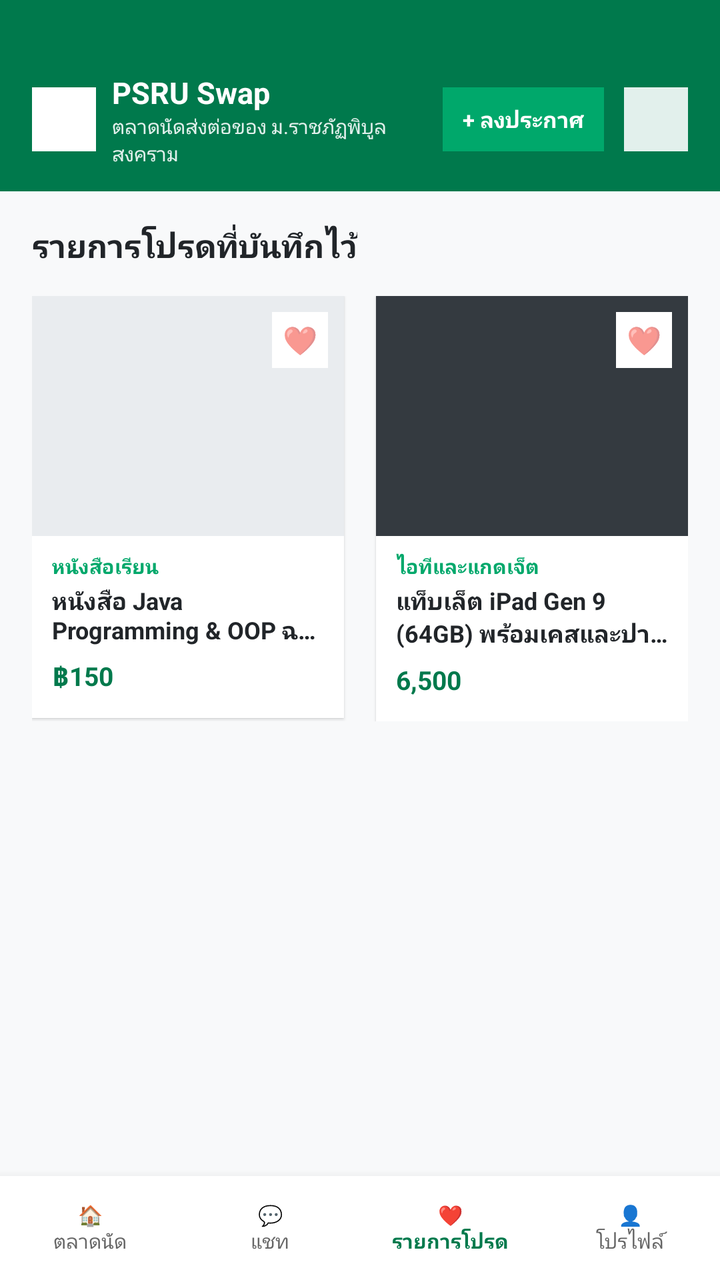
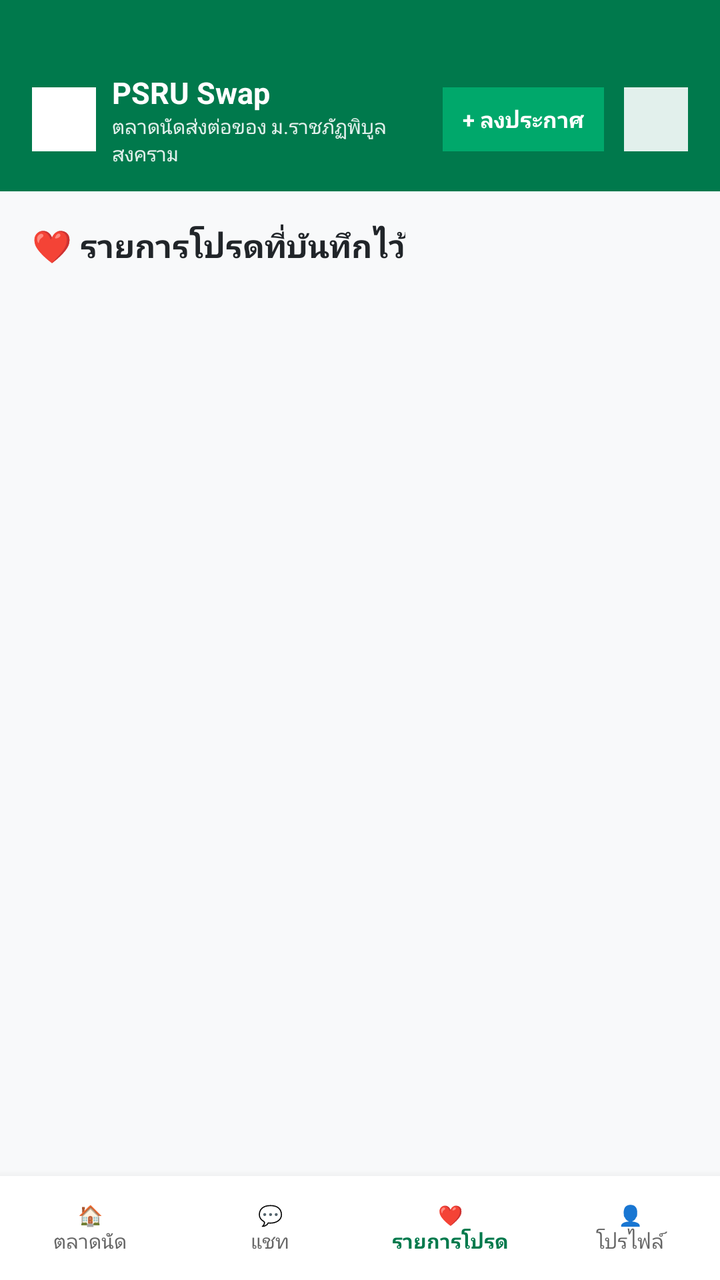

Two renders of the same Android screen: before a commit and after it. Below are the layout's source before the change and the commit's diff.
<!-- AndroidManifest.xml: application theme Theme.AppCompat.Light.NoActionBar -->
<!-- res/layout/activity_favorite.xml -->
<?xml version="1.0" encoding="utf-8"?>
<LinearLayout xmlns:android="http://schemas.android.com/apk/res/android"
    android:layout_width="match_parent"
    android:layout_height="match_parent"
    android:background="#F8F9FA"
    android:orientation="vertical">

    
    <LinearLayout
        android:layout_width="match_parent"
        android:layout_height="wrap_content"
        android:background="#00794C"
        android:gravity="center_vertical"
        android:paddingHorizontal="16dp"
        android:paddingTop="36dp"
        android:paddingBottom="12dp">

        <LinearLayout
            android:layout_width="0dp"
            android:layout_height="wrap_content"
            android:layout_weight="1"
            android:gravity="center_vertical"
            android:orientation="horizontal">

            <View
                android:layout_width="32dp"
                android:layout_height="32dp"
                android:background="#FFFFFF" />

            <LinearLayout
                android:layout_width="wrap_content"
                android:layout_height="wrap_content"
                android:layout_marginLeft="8dp"
                android:orientation="vertical">

                <TextView
                    android:layout_width="wrap_content"
                    android:layout_height="wrap_content"
                    android:text="PSRU Swap"
                    android:textColor="#FFFFFF"
                    android:textSize="15sp"
                    android:textStyle="bold" />

                <TextView
                    android:layout_width="wrap_content"
                    android:layout_height="wrap_content"
                    android:text="ตลาดนัดส่งต่อของ ม.ราชภัฏพิบูลสงคราม"
                    android:textColor="#E2F0EC"
                    android:textSize="10sp" />
            </LinearLayout>
        </LinearLayout>

        <TextView
            android:layout_width="wrap_content"
            android:layout_height="32dp"
            android:layout_marginRight="10dp"
            android:background="#00A86B"
            android:gravity="center"
            android:paddingHorizontal="10dp"
            android:text="+ ลงประกาศ"
            android:textColor="#FFFFFF"
            android:textSize="11sp"
            android:textStyle="bold" />

        <View
            android:layout_width="32dp"
            android:layout_height="32dp"
            android:background="#E2F0EC" />
    </LinearLayout>

    
    <ScrollView
        android:layout_width="match_parent"
        android:layout_height="0dp"
        android:layout_weight="1"
        android:padding="16dp">

        <LinearLayout
            android:layout_width="match_parent"
            android:layout_height="wrap_content"
            android:orientation="vertical">

            <TextView
                android:layout_width="wrap_content"
                android:layout_height="wrap_content"
                android:layout_marginBottom="14dp"
                android:text="รายการโปรดที่บันทึกไว้"
                android:textColor="#212529"
                android:textSize="16sp"
                android:textStyle="bold" />

            
            <LinearLayout
                android:layout_width="match_parent"
                android:layout_height="wrap_content"
                android:orientation="horizontal">

                
                <LinearLayout
                    android:layout_width="0dp"
                    android:layout_height="wrap_content"
                    android:layout_weight="1"
                    android:layout_marginRight="8dp"
                    android:background="#FFFFFF"
                    android:elevation="1dp"
                    android:orientation="vertical"
                    android:paddingBottom="12dp">

                    <FrameLayout
                        android:layout_width="match_parent"
                        android:layout_height="120dp"
                        android:background="#E9ECEF">

                        <TextView
                            android:layout_width="28dp"
                            android:layout_height="28dp"
                            android:layout_gravity="top|end"
                            android:layout_margin="8dp"
                            android:background="#FFFFFF"
                            android:gravity="center"
                            android:text="❤️"
                            android:textSize="14sp" />
                    </FrameLayout>

                    <LinearLayout
                        android:layout_width="match_parent"
                        android:layout_height="wrap_content"
                        android:orientation="vertical"
                        android:paddingHorizontal="10dp"
                        android:paddingTop="8dp">

                        <TextView
                            android:layout_width="wrap_content"
                            android:layout_height="wrap_content"
                            android:text="หนังสือเรียน"
                            android:textColor="#00A86B"
                            android:textSize="10sp"
                            android:textStyle="bold" />

                        <TextView
                            android:layout_width="match_parent"
                            android:layout_height="wrap_content"
                            android:layout_marginTop="2dp"
                            android:ellipsize="end"
                            android:maxLines="2"
                            android:text="หนังสือ Java Programming &amp; OOP ฉบับสมบูรณ์"
                            android:textColor="#212529"
                            android:textSize="12sp"
                            android:textStyle="bold" />

                        <TextView
                            android:layout_width="wrap_content"
                            android:layout_height="wrap_content"
                            android:layout_marginTop="6dp"
                            android:text="฿150"
                            android:textColor="#00794C"
                            android:textSize="13sp"
                            android:textStyle="bold" />
                    </LinearLayout>
                </LinearLayout>

                
                <LinearLayout
                    android:layout_width="0dp"
                    android:layout_height="wrap_content"
                    android:layout_weight="1"
                    android:layout_marginLeft="8dp"
                    android:background="#FFFFFF"
                    android:elevation="1dp"
                    android:orientation="vertical"
                    android:paddingBottom="12dp">

                    <FrameLayout
                        android:layout_width="match_parent"
                        android:layout_height="120dp"
                        android:background="#343A40">

                        <TextView
                            android:layout_width="28dp"
                            android:layout_height="28dp"
                            android:layout_gravity="top|end"
                            android:layout_margin="8dp"
                            android:background="#FFFFFF"
                            android:gravity="center"
                            android:text="❤️"
                            android:textSize="14sp" />
                    </FrameLayout>

                    <LinearLayout
                        android:layout_width="match_parent"
                        android:layout_height="wrap_content"
                        android:orientation="vertical"
                        android:paddingHorizontal="10dp"
                        android:paddingTop="8dp">

                        <TextView
                            android:layout_width="wrap_content"
                            android:layout_height="wrap_content"
                            android:text="ไอทีและแกดเจ็ต"
                            android:textColor="#00A86B"
                            android:textSize="10sp"
                            android:textStyle="bold" />

                        <TextView
                            android:layout_width="match_parent"
                            android:layout_height="wrap_content"
                            android:layout_marginTop="2dp"
                            android:ellipsize="end"
                            android:maxLines="2"
                            android:text="แท็บเล็ต iPad Gen 9 (64GB) พร้อมเคสและปากกาเทียบ"
                            android:textColor="#212529"
                            android:textSize="12sp"
                            android:textStyle="bold" />

                        <TextView
                            android:layout_width="wrap_content"
                            android:layout_height="wrap_content"
                            android:layout_marginTop="6dp"
                            android:text="6,500"
                            android:textColor="#00794C"
                            android:textSize="13sp"
                            android:textStyle="bold" />
                    </LinearLayout>
                </LinearLayout>

            </LinearLayout>

        </LinearLayout>
    </ScrollView>

    
    <LinearLayout
        android:layout_width="match_parent"
        android:layout_height="52dp"
        android:background="#FFFFFF"
        android:elevation="8dp"
        android:orientation="horizontal">

        <TextView
            android:id="@+id/navMarket"
            android:layout_width="0dp"
            android:layout_height="match_parent"
            android:layout_weight="1"
            android:gravity="center"
            android:text="🏠\nตลาดนัด"
            android:textColor="#666666"
            android:textSize="10sp" />

        <TextView
            android:id="@+id/navChat"
            android:layout_width="0dp"
            android:layout_height="match_parent"
            android:layout_weight="1"
            android:gravity="center"
            android:text="💬\nแชท"
            android:textColor="#666666"
            android:textSize="10sp" />

        <TextView
            android:id="@+id/navFavorite"
            android:layout_width="0dp"
            android:layout_height="match_parent"
            android:layout_weight="1"
            android:gravity="center"
            android:text="❤️\nรายการโปรด"
            android:textColor="#00794C"
            android:textSize="10sp"
            android:textStyle="bold" />

        <TextView
            android:id="@+id/navProfile"
            android:layout_width="0dp"
            android:layout_height="match_parent"
            android:layout_weight="1"
            android:gravity="center"
            android:text="👤\nโปรไฟล์"
            android:textColor="#666666"
            android:textSize="10sp" />
    </LinearLayout>

</LinearLayout>
<!-- resources referenced by this layout -->
<resources>

</resources>

<!-- the commit's change to res/layout/activity_favorite.xml (unified diff, before → after) -->
@@ -84,145 +84,16 @@
                 android:layout_width="wrap_content"
                 android:layout_height="wrap_content"
                 android:layout_marginBottom="14dp"
-                android:text="รายการโปรดที่บันทึกไว้"
+                android:text="❤️ รายการโปรดที่บันทึกไว้"
                 android:textColor="#212529"
                 android:textSize="16sp"
                 android:textStyle="bold" />
 
-            
             <LinearLayout
+                android:id="@+id/containerFavoriteProducts"
                 android:layout_width="match_parent"
                 android:layout_height="wrap_content"
-                android:orientation="horizontal">
-
-                
-                <LinearLayout
-                    android:layout_width="0dp"
-                    android:layout_height="wrap_content"
-                    android:layout_weight="1"
-                    android:layout_marginRight="8dp"
-                    android:background="#FFFFFF"
-                    android:elevation="1dp"
-                    android:orientation="vertical"
-                    android:paddingBottom="12dp">
-
-                    <FrameLayout
-                        android:layout_width="match_parent"
-                        android:layout_height="120dp"
-                        android:background="#E9ECEF">
-
-                        <TextView
-                            android:layout_width="28dp"
-                            android:layout_height="28dp"
-                            android:layout_gravity="top|end"
-                            android:layout_margin="8dp"
-                            android:background="#FFFFFF"
-                            android:gravity="center"
-                            android:text="❤️"
-                            android:textSize="14sp" />
-                    </FrameLayout>
-
-                    <LinearLayout
-                        android:layout_width="match_parent"
-                        android:layout_height="wrap_content"
-                        android:orientation="vertical"
-                        android:paddingHorizontal="10dp"
-                        android:paddingTop="8dp">
-
-                        <TextView
-                            android:layout_width="wrap_content"
-                            android:layout_height="wrap_content"
-                            android:text="หนังสือเรียน"
-                            android:textColor="#00A86B"
-                            android:textSize="10sp"
-                            android:textStyle="bold" />
-
-                        <TextView
-                            android:layout_width="match_parent"
-                            android:layout_height="wrap_content"
-                            android:layout_marginTop="2dp"
-                            android:ellipsize="end"
-                            android:maxLines="2"
-                            android:text="หนังสือ Java Programming &amp; OOP ฉบับสมบูรณ์"
-                            android:textColor="#212529"
-                            android:textSize="12sp"
-                            android:textStyle="bold" />
-
-                        <TextView
-                            android:layout_width="wrap_content"
-                            android:layout_height="wrap_content"
-                            android:layout_marginTop="6dp"
-                            android:text="฿150"
-                            android:textColor="#00794C"
-                            android:textSize="13sp"
-                            android:textStyle="bold" />
-                    </LinearLayout>
-                </LinearLayout>
-
-                
-                <LinearLayout
-                    android:layout_width="0dp"
-                    android:layout_height="wrap_content"
-                    android:layout_weight="1"
-                    android:layout_marginLeft="8dp"
-                    android:background="#FFFFFF"
-                    android:elevation="1dp"
-                    android:orientation="vertical"
-                    android:paddingBottom="12dp">
-
-                    <FrameLayout
-                        android:layout_width="match_parent"
-                        android:layout_height="120dp"
-                        android:background="#343A40">
-
-                        <TextView
-                            android:layout_width="28dp"
-                            android:layout_height="28dp"
-                            android:layout_gravity="top|end"
-                            android:layout_margin="8dp"
-                            android:background="#FFFFFF"
-                            android:gravity="center"
-                            android:text="❤️"
-                            android:textSize="14sp" />
-                    </FrameLayout>
-
-                    <LinearLayout
-                        android:layout_width="match_parent"
-                        android:layout_height="wrap_content"
-                        android:orientation="vertical"
-                        android:paddingHorizontal="10dp"
-                        android:paddingTop="8dp">
-
-                        <TextView
-                            android:layout_width="wrap_content"
-                            android:layout_height="wrap_content"
-                            android:text="ไอทีและแกดเจ็ต"
-                            android:textColor="#00A86B"
-                            android:textSize="10sp"
-                            android:textStyle="bold" />
-
-                        <TextView
-                            android:layout_width="match_parent"
-                            android:layout_height="wrap_content"
-                            android:layout_marginTop="2dp"
-                            android:ellipsize="end"
-                            android:maxLines="2"
-                            android:text="แท็บเล็ต iPad Gen 9 (64GB) พร้อมเคสและปากกาเทียบ"
-                            android:textColor="#212529"
-                            android:textSize="12sp"
-                            android:textStyle="bold" />
-
-                        <TextView
-                            android:layout_width="wrap_content"
-                            android:layout_height="wrap_content"
-                            android:layout_marginTop="6dp"
-                            android:text="6,500"
-                            android:textColor="#00794C"
-                            android:textSize="13sp"
-                            android:textStyle="bold" />
-                    </LinearLayout>
-                </LinearLayout>
-
+                android:orientation="vertical">
             </LinearLayout>
 
         </LinearLayout>
